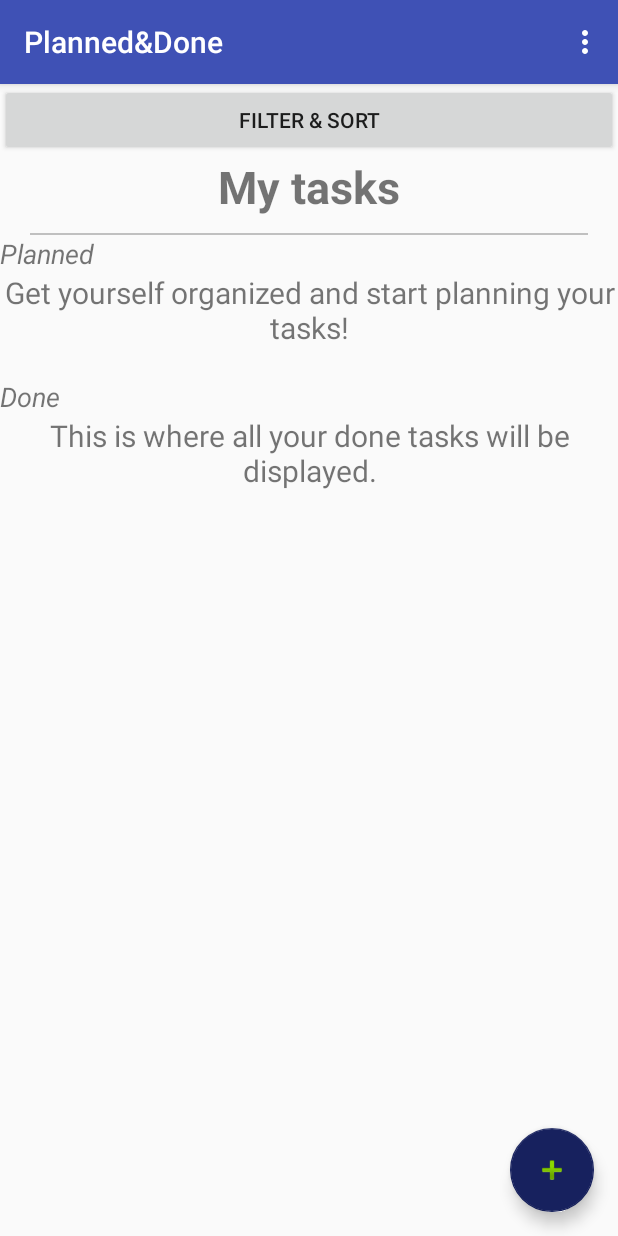
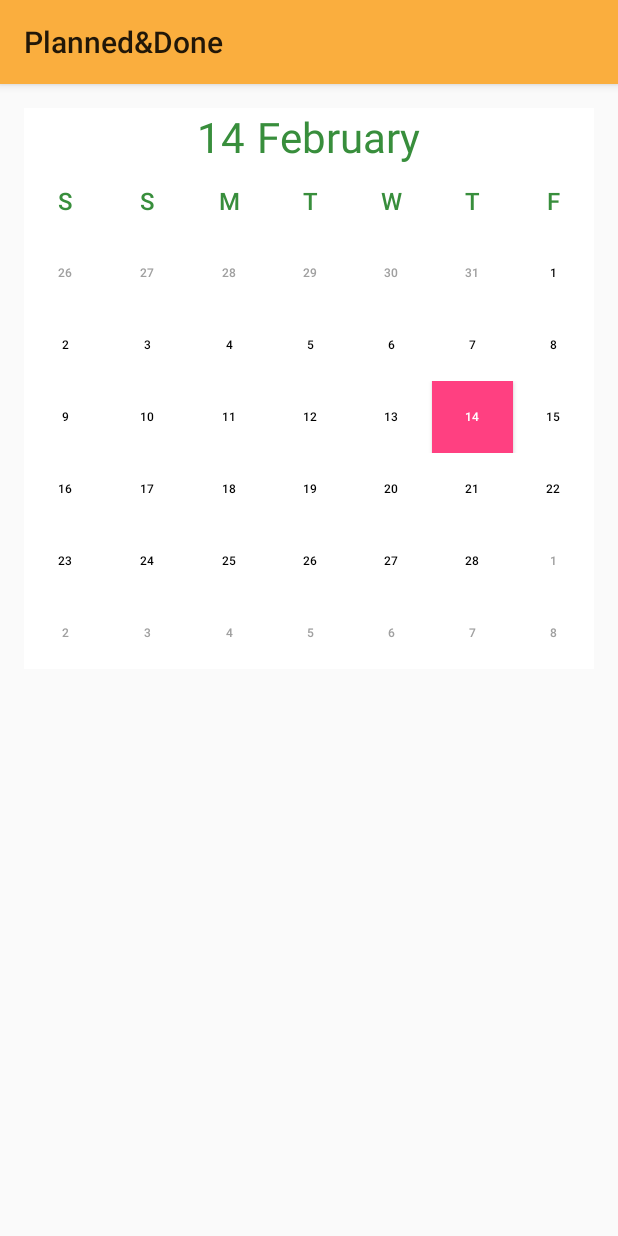
Before and after one commit to petrarozic/P-D, an Android app: the screen it shows after launch (MainActivity before the commit, CalendarActivity after it), in the options menu, after a tap on "Calendar", on a phone screen of 412 x 824 dp. Run offline under Robolectric (Android 15) with nearby library versions, the phone set to English and light mode, and no system bars; 2 statements that could not run were skipped.

Commit message:
Kreiran kalendar

```diff
--- a/PlannedAndDone/app/src/main/AndroidManifest.xml
+++ b/PlannedAndDone/app/src/main/AndroidManifest.xml
@@ -35,8 +35,9 @@
 
         <activity
             android:name=".Pomodoro"
-            android:configChanges="orientation|screenSize"></activity>
-        <activity android:name=".FilterAndSortActivity"></activity>
+            android:configChanges="orientation|screenSize" />
+        <activity android:name=".FilterAndSortActivity" />
+        <activity android:name=".CalendarActivity"></activity>
     </application>
 
 </manifest>
--- /dev/null
+++ b/PlannedAndDone/app/src/main/java/com/pnd/future_bosses/plannedanddone/Calendar.java
@@ -0,0 +1,30 @@
+package com.pnd.future_bosses.plannedanddone;
+
+import android.support.v7.app.AppCompatActivity;
+import android.os.Bundle;
+import android.util.Log;
+import android.view.View;
+
+public class Calendar extends AppCompatActivity {
+
+    @Override
+    protected void onCreate(Bundle savedInstanceState) {
+        super.onCreate(savedInstanceState);
+        setContentView(R.layout.activity_calendar);
+
+
+        Log.e("Calendar", "usam sam u klasu");
+
+        SimpleCalendar simpleCalendar = (SimpleCalendar) findViewById(R.id.square_day);
+
+        simpleCalendar.setUserCurrentMonthYear(2, 2017);
+
+        simpleCalendar.setCallBack(new SimpleCalendar.DayClickListener() {
+            @Override
+            public void onDayClick(View view) {
+
+            }
+        });
+
+    }
+}
--- /dev/null
+++ b/PlannedAndDone/app/src/main/java/com/pnd/future_bosses/plannedanddone/CalendarActivity.java
@@ -0,0 +1,25 @@
+package com.pnd.future_bosses.plannedanddone;
+
+import android.support.v7.app.AppCompatActivity;
+import android.os.Bundle;
+import android.view.View;
+
+public class CalendarActivity extends AppCompatActivity {
+
+    @Override
+    protected void onCreate(Bundle savedInstanceState) {
+        super.onCreate(savedInstanceState);
+        setContentView(R.layout.activity_calendar);
+
+        SimpleCalendar simpleCalendar = (SimpleCalendar) findViewById(R.id.square_day);
+
+        simpleCalendar.setUserCurrentMonthYear(2, 2017);
+
+        simpleCalendar.setCallBack(new SimpleCalendar.DayClickListener() {
+            @Override
+            public void onDayClick(View view) {
+
+            }
+        });
+    }
+}
--- a/PlannedAndDone/app/src/main/java/com/pnd/future_bosses/plannedanddone/MainActivity.java
+++ b/PlannedAndDone/app/src/main/java/com/pnd/future_bosses/plannedanddone/MainActivity.java
@@ -517,4 +517,9 @@ public class MainActivity extends AppCompatActivity {
         printManager.print("print_any_view_job_name", new ViewPrintAdapter(this,
                 findViewById(R.id.listOfTasks)), null);
     }
+
+    public void openCalendar(MenuItem item) {
+        Intent intent = new Intent(MainActivity.this, CalendarActivity.class);
+        startActivity(intent);
+    }
 }
--- /dev/null
+++ b/PlannedAndDone/app/src/main/java/com/pnd/future_bosses/plannedanddone/SimpleCalendar.java
@@ -0,0 +1,379 @@
+package com.pnd.future_bosses.plannedanddone;
+
+import android.content.Context;
+import android.graphics.Color;
+import android.graphics.drawable.Drawable;
+import android.os.Build;
+import android.support.annotation.RequiresApi;
+import android.util.AttributeSet;
+import android.util.DisplayMetrics;
+import android.view.LayoutInflater;
+import android.view.View;
+import android.view.ViewGroup;
+import android.widget.Button;
+import android.widget.LinearLayout;
+import android.widget.TextView;
+
+import java.util.Calendar;
+
+public class SimpleCalendar extends LinearLayout {
+
+    private static final String CUSTOM_GREY = "#a0a0a0";
+    private static final String[] ENG_MONTH_NAMES = {"January", "February", "March", "April",
+            "May", "June", "July", "August",
+            "September", "October", "November", "December"};
+
+    private TextView currentDate;
+    private TextView currentMonth;
+    private Button selectedDayButton;
+    private Button[] days;
+    LinearLayout weekOneLayout;
+    LinearLayout weekTwoLayout;
+    LinearLayout weekThreeLayout;
+    LinearLayout weekFourLayout;
+    LinearLayout weekFiveLayout;
+    LinearLayout weekSixLayout;
+    private LinearLayout[] weeks;
+
+    private int currentDateDay, chosenDateDay, currentDateMonth,
+            chosenDateMonth, currentDateYear, chosenDateYear,
+            pickedDateDay, pickedDateMonth, pickedDateYear;
+    int userMonth, userYear;
+    private DayClickListener mListener;
+    private Drawable userDrawable;
+
+    private Calendar calendar;
+    LinearLayout.LayoutParams defaultButtonParams;
+    private LinearLayout.LayoutParams userButtonParams;
+
+    public SimpleCalendar(Context context) {
+        super(context);
+        init(context);
+    }
+
+    public SimpleCalendar(Context context, AttributeSet attrs) {
+        super(context, attrs);
+        init(context);
+    }
+
+    public SimpleCalendar(Context context, AttributeSet attrs, int defStyleAttr) {
+        super(context, attrs, defStyleAttr);
+        init(context);
+    }
+
+
+    @RequiresApi(api = Build.VERSION_CODES.LOLLIPOP)
+    public SimpleCalendar(Context context, AttributeSet attrs, int defStyleAttr, int defStyleRes) {
+        super(context, attrs, defStyleAttr, defStyleRes);
+        init(context);
+    }
+
+    private void init(Context context) {
+        DisplayMetrics metrics = getResources().getDisplayMetrics();
+
+        View view = LayoutInflater.from(context).inflate(R.layout.simple_calendar, this, true);
+        calendar = Calendar.getInstance();
+
+        weekOneLayout = (LinearLayout) view.findViewById(R.id.calendar_week_1);
+        weekTwoLayout = (LinearLayout) view.findViewById(R.id.calendar_week_2);
+        weekThreeLayout = (LinearLayout) view.findViewById(R.id.calendar_week_3);
+        weekFourLayout = (LinearLayout) view.findViewById(R.id.calendar_week_4);
+        weekFiveLayout = (LinearLayout) view.findViewById(R.id.calendar_week_5);
+        weekSixLayout = (LinearLayout) view.findViewById(R.id.calendar_week_6);
+        currentDate = (TextView) view.findViewById(R.id.current_date);
+        currentMonth = (TextView) view.findViewById(R.id.current_month);
+
+        currentDateDay = chosenDateDay = calendar.get(Calendar.DAY_OF_MONTH);
+
+        if (userMonth != 0 && userYear != 0) {
+            currentDateMonth = chosenDateMonth = userMonth;
+            currentDateYear = chosenDateYear = userYear;
+        } else {
+            currentDateMonth = chosenDateMonth = calendar.get(Calendar.MONTH);
+            currentDateYear = chosenDateYear = calendar.get(Calendar.YEAR);
+        }
+
+        currentDate.setText("" + currentDateDay);
+        currentMonth.setText(ENG_MONTH_NAMES[currentDateMonth]);
+
+        initializeDaysWeeks();
+        if (userButtonParams != null) {
+            defaultButtonParams = userButtonParams;
+        } else {
+            defaultButtonParams = getdaysLayoutParams();
+        }
+        addDaysinCalendar(defaultButtonParams, context, metrics);
+
+        initCalendarWithDate(chosenDateYear, chosenDateMonth, chosenDateDay);
+
+    }
+
+    private void initializeDaysWeeks() {
+        weeks = new LinearLayout[6];
+        days = new Button[6 * 7];
+
+        weeks[0] = weekOneLayout;
+        weeks[1] = weekTwoLayout;
+        weeks[2] = weekThreeLayout;
+        weeks[3] = weekFourLayout;
+        weeks[4] = weekFiveLayout;
+        weeks[5] = weekSixLayout;
+    }
+
+    private void initCalendarWithDate(int year, int month, int day) {
+        if (calendar == null)
+            calendar = Calendar.getInstance();
+        calendar.set(year, month, day);
+
+        int daysInCurrentMonth = calendar.getActualMaximum(Calendar.DAY_OF_MONTH);
+
+        chosenDateYear = year;
+        chosenDateMonth = month;
+        chosenDateDay = day;
+
+        calendar.set(year, month, 1);
+        int firstDayOfCurrentMonth = calendar.get(Calendar.DAY_OF_WEEK);
+
+        calendar.set(year, month, calendar.getActualMaximum(Calendar.DAY_OF_MONTH));
+
+        int dayNumber = 1;
+        int daysLeftInFirstWeek = 0;
+        int indexOfDayAfterLastDayOfMonth = 0;
+
+        if (firstDayOfCurrentMonth != 1) {
+            daysLeftInFirstWeek = firstDayOfCurrentMonth;
+            indexOfDayAfterLastDayOfMonth = daysLeftInFirstWeek + daysInCurrentMonth;
+            for (int i = firstDayOfCurrentMonth; i < firstDayOfCurrentMonth + daysInCurrentMonth; ++i) {
+                if (currentDateMonth == chosenDateMonth
+                        && currentDateYear == chosenDateYear
+                        && dayNumber == currentDateDay) {
+                    days[i].setBackgroundColor(getResources().getColor(R.color.pink));
+                    days[i].setTextColor(Color.WHITE);
+                } else {
+                    days[i].setTextColor(Color.BLACK);
+                    days[i].setBackgroundColor(Color.TRANSPARENT);
+                }
+
+                int[] dateArr = new int[3];
+                dateArr[0] = dayNumber;
+                dateArr[1] = chosenDateMonth;
+                dateArr[2] = chosenDateYear;
+                days[i].setTag(dateArr);
+                days[i].setText(String.valueOf(dayNumber));
+
+                days[i].setOnClickListener(new View.OnClickListener() {
+                    @Override
+                    public void onClick(View v) {
+                        onDayClick(v);
+                    }
+                });
+                ++dayNumber;
+            }
+        } else {
+            daysLeftInFirstWeek = 8;
+            indexOfDayAfterLastDayOfMonth = daysLeftInFirstWeek + daysInCurrentMonth;
+            for (int i = 8; i < 8 + daysInCurrentMonth; ++i) {
+                if (currentDateMonth == chosenDateMonth
+                        && currentDateYear == chosenDateYear
+                        && dayNumber == currentDateDay) {
+                    days[i].setBackgroundColor(getResources().getColor(R.color.pink));
+                    days[i].setTextColor(Color.WHITE);
+                } else {
+                    days[i].setTextColor(Color.BLACK);
+                    days[i].setBackgroundColor(Color.TRANSPARENT);
+                }
+
+                int[] dateArr = new int[3];
+                dateArr[0] = dayNumber;
+                dateArr[1] = chosenDateMonth;
+                dateArr[2] = chosenDateYear;
+                days[i].setTag(dateArr);
+                days[i].setText(String.valueOf(dayNumber));
+
+                days[i].setOnClickListener(new View.OnClickListener() {
+                    @Override
+                    public void onClick(View v) {
+                        onDayClick(v);
+                    }
+                });
+                ++dayNumber;
+            }
+        }
+
+        if (month > 0)
+            calendar.set(year, month - 1, 1);
+        else
+            calendar.set(year - 1, 11, 1);
+        int daysInPreviousMonth = calendar.getActualMaximum(Calendar.DAY_OF_MONTH);
+
+        for (int i = daysLeftInFirstWeek - 1; i >= 0; --i) {
+            int[] dateArr = new int[3];
+
+            if (chosenDateMonth > 0) {
+                if (currentDateMonth == chosenDateMonth - 1
+                        && currentDateYear == chosenDateYear
+                        && daysInPreviousMonth == currentDateDay) {
+                } else {
+                    days[i].setBackgroundColor(Color.TRANSPARENT);
+                }
+
+                dateArr[0] = daysInPreviousMonth;
+                dateArr[1] = chosenDateMonth - 1;
+                dateArr[2] = chosenDateYear;
+            } else {
+                if (currentDateMonth == 11
+                        && currentDateYear == chosenDateYear - 1
+                        && daysInPreviousMonth == currentDateDay) {
+                } else {
+                    days[i].setBackgroundColor(Color.TRANSPARENT);
+                }
+
+                dateArr[0] = daysInPreviousMonth;
+                dateArr[1] = 11;
+                dateArr[2] = chosenDateYear - 1;
+            }
+
+            days[i].setTag(dateArr);
+            days[i].setText(String.valueOf(daysInPreviousMonth--));
+            days[i].setOnClickListener(new View.OnClickListener() {
+                @Override
+                public void onClick(View v) {
+                    onDayClick(v);
+                }
+            });
+        }
+
+        int nextMonthDaysCounter = 1;
+        for (int i = indexOfDayAfterLastDayOfMonth; i < days.length; ++i) {
+            int[] dateArr = new int[3];
+
+            if (chosenDateMonth < 11) {
+                if (currentDateMonth == chosenDateMonth + 1
+                        && currentDateYear == chosenDateYear
+                        && nextMonthDaysCounter == currentDateDay) {
+                    days[i].setBackgroundColor(getResources().getColor(R.color.pink));
+                } else {
+                    days[i].setBackgroundColor(Color.TRANSPARENT);
+                }
+
+                dateArr[0] = nextMonthDaysCounter;
+                dateArr[1] = chosenDateMonth + 1;
+                dateArr[2] = chosenDateYear;
+            } else {
+                if (currentDateMonth == 0
+                        && currentDateYear == chosenDateYear + 1
+                        && nextMonthDaysCounter == currentDateDay) {
+                    days[i].setBackgroundColor(getResources().getColor(R.color.pink));
+                } else {
+                    days[i].setBackgroundColor(Color.TRANSPARENT);
+                }
+
+                dateArr[0] = nextMonthDaysCounter;
+                dateArr[1] = 0;
+                dateArr[2] = chosenDateYear + 1;
+            }
+
+            days[i].setTag(dateArr);
+            days[i].setTextColor(Color.parseColor(CUSTOM_GREY));
+            days[i].setText(String.valueOf(nextMonthDaysCounter++));
+            days[i].setOnClickListener(new View.OnClickListener() {
+                @Override
+                public void onClick(View v) {
+                    onDayClick(v);
+                }
+            });
+        }
+
+        calendar.set(chosenDateYear, chosenDateMonth, chosenDateDay);
+    }
+
+    public void onDayClick(View view) {
+        mListener.onDayClick(view);
+
+        if (selectedDayButton != null) {
+            if (chosenDateYear == currentDateYear
+                    && chosenDateMonth == currentDateMonth
+                    && pickedDateDay == currentDateDay) {
+                selectedDayButton.setBackgroundColor(getResources().getColor(R.color.pink));
+                selectedDayButton.setTextColor(Color.WHITE);
+            } else {
+                selectedDayButton.setBackgroundColor(Color.TRANSPARENT);
+                if (selectedDayButton.getCurrentTextColor() != Color.RED) {
+                    selectedDayButton.setTextColor(getResources()
+                            .getColor(R.color.calendar_number));
+                }
+            }
+        }
+
+        selectedDayButton = (Button) view;
+        if (selectedDayButton.getTag() != null) {
+            int[] dateArray = (int[]) selectedDayButton.getTag();
+            pickedDateDay = dateArray[0];
+            pickedDateMonth = dateArray[1];
+            pickedDateYear = dateArray[2];
+        }
+
+        if (pickedDateYear == currentDateYear
+                && pickedDateMonth == currentDateMonth
+                && pickedDateDay == currentDateDay) {
+            selectedDayButton.setBackgroundColor(getResources().getColor(R.color.pink));
+            selectedDayButton.setTextColor(Color.WHITE);
+        } else {
+            selectedDayButton.setBackgroundColor(getResources().getColor(R.color.grey));
+            if (selectedDayButton.getCurrentTextColor() != Color.RED) {
+                selectedDayButton.setTextColor(Color.WHITE);
+            }
+        }
+    }
+
+    private void addDaysinCalendar(LayoutParams buttonParams, Context context,
+                                   DisplayMetrics metrics) {
+        int engDaysArrayCounter = 0;
+
+        for (int weekNumber = 0; weekNumber < 6; ++weekNumber) {
+            for (int dayInWeek = 0; dayInWeek < 7; ++dayInWeek) {
+                final Button day = new Button(context);
+                day.setTextColor(Color.parseColor(CUSTOM_GREY));
+                day.setBackgroundColor(Color.TRANSPARENT);
+                day.setLayoutParams(buttonParams);
+                day.setTextSize((int) metrics.density * 8);
+                day.setSingleLine();
+
+                days[engDaysArrayCounter] = day;
+                weeks[weekNumber].addView(day);
+
+                ++engDaysArrayCounter;
+            }
+        }
+    }
+
+    private LayoutParams getdaysLayoutParams() {
+        LinearLayout.LayoutParams buttonParams = new LinearLayout.LayoutParams(
+                ViewGroup.LayoutParams.MATCH_PARENT,
+                ViewGroup.LayoutParams.MATCH_PARENT);
+        buttonParams.weight = 1;
+        return buttonParams;
+    }
+
+    public void setUserDaysLayoutParams(LinearLayout.LayoutParams userButtonParams) {
+        this.userButtonParams = userButtonParams;
+    }
+
+    public void setUserCurrentMonthYear(int userMonth, int userYear) {
+        this.userMonth = userMonth;
+        this.userYear = userYear;
+    }
+
+    public void setDayBackground(Drawable userDrawable) {
+        this.userDrawable = userDrawable;
+    }
+
+    public interface DayClickListener {
+        void onDayClick(View view);
+    }
+
+    public void setCallBack(DayClickListener mListener) {
+        this.mListener = mListener;
+    }
+
+}
--- /dev/null
+++ b/PlannedAndDone/app/src/main/res/layout/activity_calendar.xml
@@ -0,0 +1,21 @@
+<?xml version="1.0" encoding="utf-8"?>
+<RelativeLayout
+    xmlns:android="http://schemas.android.com/apk/res/android"
+    xmlns:app="http://schemas.android.com/apk/res-auto"
+    xmlns:tools="http://schemas.android.com/tools"
+    android:layout_width="match_parent"
+    android:layout_height="match_parent"
+    android:paddingBottom="@dimen/activity_vertical_margin"
+    android:paddingLeft="@dimen/activity_horizontal_margin"
+    android:paddingRight="@dimen/activity_horizontal_margin"
+    android:paddingTop="@dimen/activity_vertical_margin"
+    tools:context="com.pnd.future_bosses.plannedanddone.Calendar"
+    android:id="@+id/activity_main">
+
+
+    <com.pnd.future_bosses.plannedanddone.SimpleCalendar
+        android:id="@+id/square_day"
+        android:layout_width="match_parent"
+        android:layout_height="wrap_content" />
+
+</RelativeLayout>
--- /dev/null
+++ b/PlannedAndDone/app/src/main/res/layout/simple_calendar.xml
@@ -0,0 +1,166 @@
+<?xml version="1.0" encoding="utf-8"?>
+<LinearLayout
+    xmlns:android="http://schemas.android.com/apk/res/android"
+    android:orientation="vertical"
+    android:layout_width="match_parent"
+    android:layout_height="match_parent"
+    android:background="@android:color/white">
+
+<LinearLayout
+    android:layout_width="match_parent"
+    android:layout_height="wrap_content"
+    android:layout_gravity="center"
+    android:gravity="center"
+    android:orientation="horizontal">
+
+    <TextView
+        android:id="@+id/current_date"
+        android:layout_width="wrap_content"
+        android:layout_height="wrap_content"
+        android:textColor="@color/green"
+        android:textSize="28sp" />
+
+    <TextView
+        android:id="@+id/current_month"
+        android:layout_width="wrap_content"
+        android:layout_height="wrap_content"
+        android:paddingLeft="@dimen/space"
+        android:textColor="@color/green"
+        android:textSize="28sp" />
+
+</LinearLayout>
+
+<LinearLayout
+    android:layout_width="match_parent"
+    android:layout_height="wrap_content"
+    android:orientation="horizontal"
+    android:weightSum="7">
+
+    <Button
+        android:id="@+id/button5"
+        android:layout_width="wrap_content"
+        android:layout_height="wrap_content"
+        android:layout_weight="1"
+        android:background="@android:color/transparent"
+        android:text="@string/saturday"
+        android:textColor="@color/green"
+        android:textSize="16sp" />
+
+    <Button
+        android:id="@+id/button4"
+        android:layout_width="wrap_content"
+        android:layout_height="wrap_content"
+        android:layout_weight="1"
+        android:background="@android:color/transparent"
+        android:text="@string/sunday"
+        android:textColor="@color/green"
+        android:textSize="16sp" />
+
+    <Button
+        android:id="@+id/button10"
+        android:layout_width="wrap_content"
+        android:layout_height="wrap_content"
+        android:layout_weight="1"
+        android:background="@android:color/transparent"
+        android:text="@string/monday"
+        android:textColor="@color/green"
+        android:textSize="16sp" />
+
+    <Button
+        android:id="@+id/button9"
+        android:layout_width="wrap_content"
+        android:layout_height="wrap_content"
+        android:layout_weight="1"
+        android:background="@android:color/transparent"
+        android:text="@string/tuesday"
+        android:textColor="@color/green"
+        android:textSize="16sp" />
+
+    <Button
+        android:id="@+id/button8"
+        android:layout_width="wrap_content"
+        android:layout_height="wrap_content"
+        android:layout_weight="1"
+        android:background="@android:color/transparent"
+        android:text="@string/wednesday"
+        android:textColor="@color/green"
+        android:textSize="16sp" />
+
+    <Button
+        android:id="@+id/button7"
+        android:layout_width="wrap_content"
+        android:layout_height="wrap_content"
+        android:layout_weight="1"
+        android:background="@android:color/transparent"
+        android:text="@string/thursday"
+        android:textColor="@color/green"
+        android:textSize="16sp" />
+
+    <Button
+        android:id="@+id/button6"
+        android:layout_width="wrap_content"
+        android:layout_height="wrap_content"
+        android:layout_weight="1"
+        android:background="@android:color/transparent"
+        android:text="@string/friday"
+        android:textColor="@color/green"
+        android:textSize="16sp" />
+
+</LinearLayout>
+
+<ScrollView
+    android:layout_width="match_parent"
+    android:layout_height="match_parent">
+
+    <LinearLayout
+        android:layout_width="match_parent"
+        android:layout_height="match_parent"
+        android:orientation="vertical">
+
+        <LinearLayout
+            android:id="@+id/calendar_week_1"
+            android:layout_width="match_parent"
+            android:layout_height="wrap_content"
+            android:orientation="horizontal"
+            android:weightSum="7" />
+
+        <LinearLayout
+            android:id="@+id/calendar_week_2"
+            android:layout_width="match_parent"
+            android:layout_height="match_parent"
+            android:orientation="horizontal"
+            android:weightSum="7" />
+
+        <LinearLayout
+            android:id="@+id/calendar_week_3"
+            android:layout_width="match_parent"
+            android:layout_height="match_parent"
+            android:orientation="horizontal"
+            android:weightSum="7" />
+
+        <LinearLayout
+            android:id="@+id/calendar_week_4"
+            android:layout_width="match_parent"
+            android:layout_height="match_parent"
+            android:orientation="horizontal"
+            android:weightSum="7" />
+
+        <LinearLayout
+            android:id="@+id/calendar_week_5"
+            android:layout_width="match_parent"
+            android:layout_height="match_parent"
+            android:orientation="horizontal"
+            android:weightSum="7" />
+
+        <LinearLayout
+            android:id="@+id/calendar_week_6"
+            android:layout_width="match_parent"
+            android:layout_height="match_parent"
+            android:orientation="horizontal"
+            android:weightSum="7" />
+
+    </LinearLayout>
+
+</ScrollView>
+
+</LinearLayout>
--- a/PlannedAndDone/app/src/main/res/menu/main.xml
+++ b/PlannedAndDone/app/src/main/res/menu/main.xml
@@ -3,7 +3,7 @@
     xmlns:app="http://schemas.android.com/apk/res-auto">
 
     <item android:id="@+id/action_kalendar" android:orderInCategory="100"
-        android:title="@string/action_calendar" app:showAsAction="never" />
+        android:title="@string/action_calendar" app:showAsAction="never" android:onClick="openCalendar" />
 
     <item android:id="@+id/action_pomodoro" android:orderInCategory="100"
         android:title="@string/action_pomodoro" app:showAsAction="never" android:onClick="pomodoro"/>
--- a/PlannedAndDone/app/src/main/res/values/colors.xml
+++ b/PlannedAndDone/app/src/main/res/values/colors.xml
@@ -11,4 +11,10 @@
     <color name="accent_material_light">#f9b564</color>
     <color name="primary_material_light">#faae3e</color>
     <color name="primary_dark_material_light">#fb6c3f</color>
+
+    <!-- DEF. ZA KALENDAR -->
+    <color name="grey">#a0a0a0</color>
+    <color name="calendar_number">#424A56</color>
+    <color name="pink">#FF4081</color>
+    <color name="green">#388E3C</color>
 </resources>
--- a/PlannedAndDone/app/src/main/res/values/dimens.xml
+++ b/PlannedAndDone/app/src/main/res/values/dimens.xml
@@ -5,4 +5,7 @@
     <dimen name="nav_header_vertical_spacing">16dp</dimen>
     <dimen name="nav_header_height">160dp</dimen>
     <dimen name="fab_margin">16dp</dimen>
+
+    <!-- DEF ZA KALENDAR -->
+    <dimen name="space">8dp</dimen>
 </resources>
--- a/PlannedAndDone/app/src/main/res/values/strings.xml
+++ b/PlannedAndDone/app/src/main/res/values/strings.xml
@@ -36,4 +36,12 @@
     <string name="pdf">PDF</string>
 
 
+    <!-- DEF ZA KALENDAR -->
+    <string name="monday">M</string>
+    <string name="tuesday">T</string>
+    <string name="wednesday">W</string>
+    <string name="thursday">T</string>
+    <string name="friday">F</string>
+    <string name="saturday">S</string>
+    <string name="sunday">S</string>
 </resources>
```
